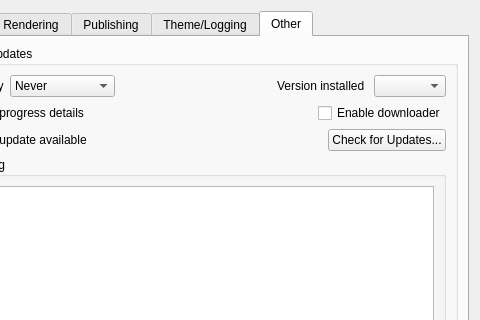
This is mainApp/preferences.ui in trevorsandy/lpub3d-ci as Qt 5 draws it before an edit; both pictures show x 87 to 567 and y 0 to 320 of the 567 by 669 pixel window. The edited form follows.
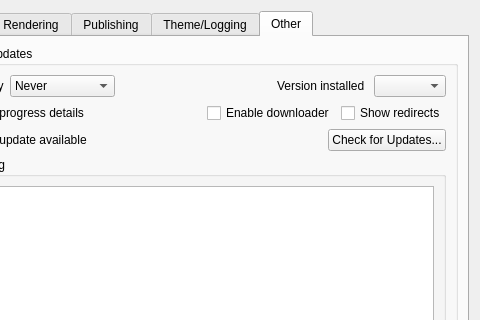
This is the edited form. The open tabs and pages were chosen to show the change. Icons and pictures are not drawn.

Commit message: Refactor updater routine and add redirect accept prompt #266

```diff
--- a/mainApp/preferences.ui
+++ b/mainApp/preferences.ui
@@ -2344,6 +2344,16 @@
               </property>
              </widget>
             </item>
+            <item>
+             <widget class="QCheckBox" name="showDownloadRedirects_Chk">
+              <property name="toolTip">
+               <string>Show download URL redirect accept message prompt</string>
+              </property>
+              <property name="text">
+               <string>Show redirects</string>
+              </property>
+             </widget>
+            </item>
            </layout>
           </item>
           <item>
```
Left out of the diff: 2 changed lines with no effect on the pictures. The commit also changes 13 other files.
